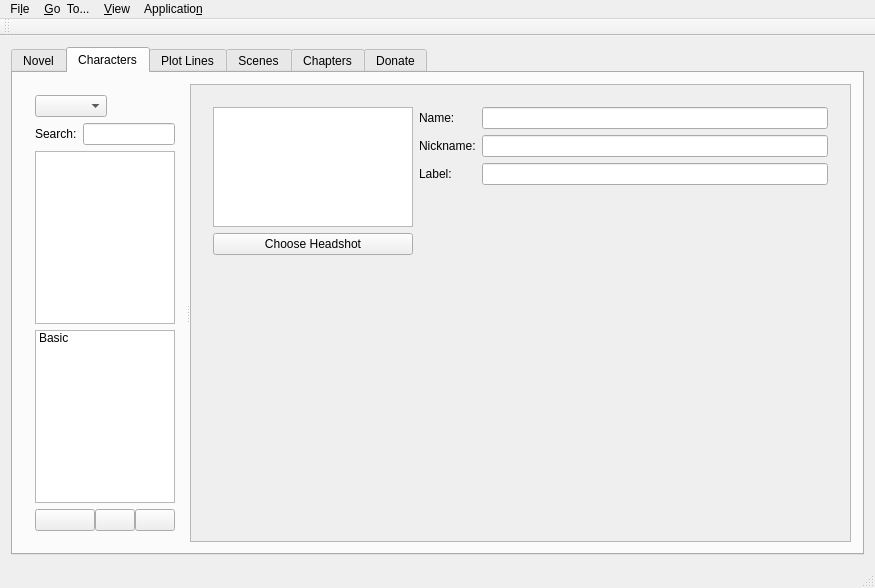
src-r-r/plotline, file src/app/mainwindow.ui: the form before one commit.
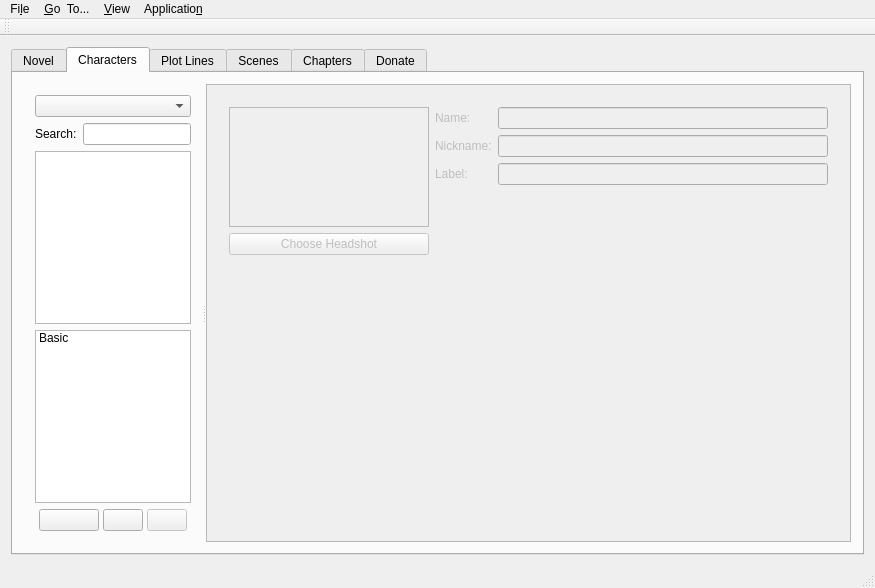
The form after the commit. The open tabs and pages were chosen to show the change. Icons and pictures are not drawn.

Commit message: Get CharacterItemModel working. Start to flesh out selection.

```diff
--- a/src/app/mainwindow.ui
+++ b/src/app/mainwindow.ui
@@ -269,12 +269,12 @@
           <widget class="QWidget" name="layoutWidget">
            <layout class="QVBoxLayout" name="verticalLayout">
             <property name="sizeConstraint">
-             <enum>QLayout::SetMinAndMaxSize</enum>
+             <enum>QLayout::SetMaximumSize</enum>
             </property>
             <item>
              <widget class="QComboBox" name="comboBox">
               <property name="sizePolicy">
-               <sizepolicy hsizetype="Maximum" vsizetype="Fixed">
+               <sizepolicy hsizetype="Minimum" vsizetype="Fixed">
                 <horstretch>0</horstretch>
                 <verstretch>0</verstretch>
                </sizepolicy>
@@ -302,7 +302,7 @@
               <item>
                <widget class="QLineEdit" name="lineEdit">
                 <property name="sizePolicy">
-                 <sizepolicy hsizetype="Maximum" vsizetype="Fixed">
+                 <sizepolicy hsizetype="Minimum" vsizetype="Fixed">
                   <horstretch>0</horstretch>
                   <verstretch>0</verstretch>
                  </sizepolicy>
@@ -312,7 +312,7 @@
              </layout>
             </item>
             <item>
-             <widget class="QTableView" name="characterTable">
+             <widget class="QListView" name="characterList">
               <property name="sizePolicy">
                <sizepolicy hsizetype="Maximum" vsizetype="Expanding">
                 <horstretch>0</horstretch>
@@ -342,7 +342,7 @@
                <number>0</number>
               </property>
               <property name="sizeConstraint">
-               <enum>QLayout::SetMinimumSize</enum>
+               <enum>QLayout::SetDefaultConstraint</enum>
               </property>
               <item>
                <widget class="QPushButton" name="addCharacter">
@@ -416,6 +416,9 @@
               </item>
               <item>
                <widget class="QPushButton" name="deleteCharacter">
+                <property name="enabled">
+                 <bool>false</bool>
+                </property>
                 <property name="sizePolicy">
                  <sizepolicy hsizetype="Maximum" vsizetype="Fixed">
                   <horstretch>0</horstretch>
@@ -444,7 +447,10 @@
             </item>
            </layout>
           </widget>
-          <widget class="QScrollArea" name="scrollAreaUserDetails">
+          <widget class="QScrollArea" name="scrollAreaCharDetails">
+           <property name="enabled">
+            <bool>false</bool>
+           </property>
            <property name="sizePolicy">
             <sizepolicy hsizetype="Preferred" vsizetype="Maximum">
              <horstretch>0</horstretch>
@@ -459,8 +465,8 @@
              <rect>
               <x>0</x>
               <y>0</y>
-              <width>281</width>
-              <height>197</height>
+              <width>532</width>
+              <height>457</height>
              </rect>
             </property>
             <layout class="QVBoxLayout" name="verticalLayout_2">
```
Left out of the diff: 22 changed lines with no effect on the pictures. The commit also changes 14 other files.
